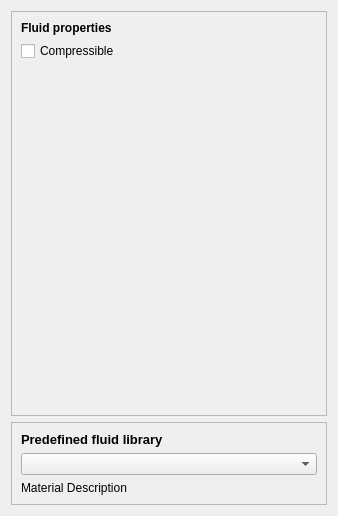
Above: Gui/TaskPanelCfdFluidProperties.ui from jaheyns/CfdOF before the change. Below: the same form after it.
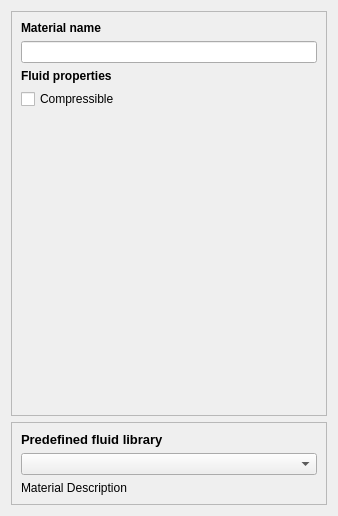
That is the form after the change.

Commit message: Allow convenient setting of the material name / label of fluid property object

What changed in the file:
```diff
--- a/Gui/TaskPanelCfdFluidProperties.ui
+++ b/Gui/TaskPanelCfdFluidProperties.ui
@@ -23,7 +23,7 @@
       <enum>QFrame::Raised</enum>
      </property>
      <layout class="QGridLayout" name="gridLayout_2">
-      <item row="3" column="0">
+      <item row="5" column="0">
        <spacer name="verticalSpacer">
         <property name="orientation">
          <enum>Qt::Vertical</enum>
@@ -40,6 +40,22 @@
        <layout class="QFormLayout" name="propertiesLayout"/>
       </item>
       <item row="0" column="0" colspan="2">
+       <widget class="QLabel" name="label_3">
+        <property name="font">
+         <font>
+          <weight>75</weight>
+          <bold>true</bold>
+         </font>
+        </property>
+        <property name="text">
+         <string>Material name</string>
+        </property>
+       </widget>
+      </item>
+      <item row="4" column="0" colspan="2">
+       <layout class="QFormLayout" name="propertiesLayout"/>
+      </item>
+      <item row="2" column="0" colspan="2">
        <widget class="QLabel" name="label_2">
         <property name="font">
          <font>
@@ -52,7 +68,10 @@
         </property>
        </widget>
       </item>
-      <item row="1" column="0">
+      <item row="1" column="0" colspan="2">
+       <widget class="QLineEdit" name="material_name"/>
+      </item>
+      <item row="3" column="0" colspan="2">
        <widget class="QCheckBox" name="compressibleCheckBox">
         <property name="text">
          <string>Compressible</string>
```
Left out of the diff: 8 changed lines with no effect on the pictures. The commit also changes 1 other file.
